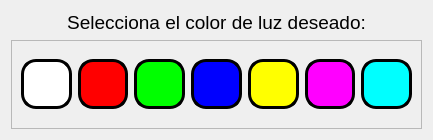
This is GUI/CUERPO/DISENO/SISTEMA_CONTROL/configLed_dise.ui in ronihdzz/IoT_domotica as Qt 5 draws it before an edit. The edited form follows.
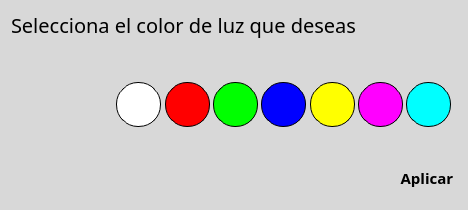
This is the edited form. Icons and pictures are not drawn.

Commit message: En esta modificacion empece a comentar algunas partes de mi codigo y al mismo tiempo aproveche para cambiar el diseño de mi programa a un mas inovador, dicho cambio requirio modificar varias secciones del programa por ejemplo todas las widgets del 'SISTEMA DE CONTROL' las modifique asi como remplace muchas imagenes, todo con la finalidad de mejorar el diseño de mi proyecto

What changed in the file:
```diff
--- a/GUI/CUERPO/DISENO/SISTEMA_CONTROL/configLed_dise.ui
+++ b/GUI/CUERPO/DISENO/SISTEMA_CONTROL/configLed_dise.ui
@@ -9,8 +9,8 @@
    <rect>
     <x>0</x>
     <y>0</y>
-    <width>433</width>
-    <height>140</height>
+    <width>468</width>
+    <height>210</height>
    </rect>
   </property>
   <property name="mouseTracking">
@@ -32,6 +32,9 @@
   <property name="autoFillBackground">
    <bool>false</bool>
   </property>
+  <property name="styleSheet">
+   <string notr="true">background-color: #d8d8d8;</string>
+  </property>
   <property name="windowFilePath">
    <string/>
   </property>
@@ -44,60 +47,154 @@
   <property name="modal">
    <bool>true</bool>
   </property>
-  <layout class="QVBoxLayout" name="verticalLayout">
+  <layout class="QVBoxLayout" name="verticalLayout_3">
    <item>
     <widget class="QLabel" name="label">
      <property name="font">
       <font>
-       <pointsize>14</pointsize>
+       <family>TamilSangamMN</family>
+       <pointsize>-1</pointsize>
       </font>
      </property>
      <property name="layoutDirection">
       <enum>Qt::LeftToRight</enum>
      </property>
+     <property name="styleSheet">
+      <string notr="true">  font-family: TamilSangamMN;
+  font-size: 20px;</string>
+     </property>
      <property name="text">
-      <string>Selecciona el color de luz deseado:</string>
+      <string>Selecciona el color de luz que deseas</string>
      </property>
      <property name="alignment">
-      <set>Qt::AlignCenter</set>
+      <set>Qt::AlignBottom|Qt::AlignLeading|Qt::AlignLeft</set>
      </property>
     </widget>
    </item>
    <item>
-    <widget class="QScrollArea" name="scrollArea">
-     <property name="frameShape">
-      <enum>QFrame::StyledPanel</enum>
+    <widget class="QLabel" name="label_6">
+     <property name="minimumSize">
+      <size>
+       <width>0</width>
+       <height>10</height>
+      </size>
      </property>
-     <property name="frameShadow">
-      <enum>QFrame::Raised</enum>
+     <property name="maximumSize">
+      <size>
+       <width>16777215</width>
+       <height>20</height>
+      </size>
      </property>
-     <property name="widgetResizable">
-      <bool>true</bool>
+     <property name="text">
+      <string/>
      </property>
-     <widget class="QWidget" name="scrollAreaWidgetContents">
-      <property name="geometry">
-       <rect>
-        <x>0</x>
-        <y>0</y>
-        <width>413</width>
-        <height>91</height>
-       </rect>
-      </property>
-      <layout class="QHBoxLayout" name="horizontalLayout_2">
+    </widget>
+   </item>
        <item>
         <layout class="QHBoxLayout" name="horizontalLayout">
          <item>
+      <widget class="QLabel" name="bel_colorFoco">
+       <property name="minimumSize">
+        <size>
+         <width>90</width>
+         <height>60</height>
+        </size>
+       </property>
+       <property name="maximumSize">
+        <size>
+         <width>160</width>
+         <height>120</height>
+        </size>
+       </property>
+       <property name="baseSize">
+        <size>
+         <width>60</width>
+         <height>50</height>
+        </size>
+       </property>
+       <property name="styleSheet">
+        <string notr="true">border-image: url(:/SISTEMA_CONTROL/IMAGENES/SISTEMA_CONTROL/foco1_blanco.png);</string>
+       </property>
+       <property name="text">
+        <string/>
+       </property>
+      </widget>
+     </item>
+     <item>
+      <layout class="QVBoxLayout" name="verticalLayout">
+       <item>
+        <widget class="QLabel" name="label_3">
+         <property name="minimumSize">
+          <size>
+           <width>0</width>
+           <height>5</height>
+          </size>
+         </property>
+         <property name="maximumSize">
+          <size>
+           <width>16777215</width>
+           <height>20</height>
+          </size>
+         </property>
+         <property name="sizeIncrement">
+          <size>
+           <width>0</width>
+           <height>0</height>
+          </size>
+         </property>
+         <property name="baseSize">
+          <size>
+           <width>0</width>
+           <height>5</height>
+          </size>
+         </property>
+         <property name="text">
+          <string/>
+         </property>
+        </widget>
+       </item>
+       <item>
+        <widget class="QWidget" name="widget" native="true">
+         <property name="minimumSize">
+          <size>
+           <width>350</width>
+           <height>55</height>
+          </size>
+         </property>
+         <property name="maximumSize">
+          <size>
+           <width>720</width>
+           <height>120</height>
+          </size>
+         </property>
+         <layout class="QHBoxLayout" name="horizontalLayout_2">
+          <item>
           <widget class="QPushButton" name="btn_0">
            <property name="minimumSize">
             <size>
+              <width>45</width>
+              <height>45</height>
+             </size>
+            </property>
+            <property name="maximumSize">
+             <size>
+              <width>200</width>
+              <height>200</height>
+             </size>
+            </property>
+            <property name="baseSize">
+             <size>
              <width>50</width>
              <height>50</height>
             </size>
            </property>
            <property name="styleSheet">
-            <string notr="true">border :3px solid black;
-border-radius: 15px;
-background-color: rgb(255,255,255);</string>
+             <string notr="true">border :1px solid black;
+border-radius: 22%;
+background-color: rgb(255,255,255);
+
+  
+  </string>
            </property>
            <property name="text">
             <string/>
@@ -108,13 +205,25 @@
           <widget class="QPushButton" name="btn_1">
            <property name="minimumSize">
             <size>
+              <width>45</width>
+              <height>45</height>
+             </size>
+            </property>
+            <property name="maximumSize">
+             <size>
+              <width>200</width>
+              <height>200</height>
+             </size>
+            </property>
+            <property name="baseSize">
+             <size>
              <width>50</width>
              <height>50</height>
             </size>
            </property>
            <property name="styleSheet">
-            <string notr="true">border :3px solid black;
-border-radius: 15px;
+             <string notr="true">border :1px solid black;
+border-radius: 22%;
 background-color: rgb(255, 0, 0);</string>
            </property>
            <property name="text">
@@ -126,13 +235,25 @@
           <widget class="QPushButton" name="btn_2">
            <property name="minimumSize">
             <size>
+              <width>45</width>
+              <height>45</height>
+             </size>
+            </property>
+            <property name="maximumSize">
+             <size>
+              <width>200</width>
+              <height>200</height>
+             </size>
+            </property>
+            <property name="baseSize">
+             <size>
              <width>50</width>
              <height>50</height>
             </size>
            </property>
            <property name="styleSheet">
-            <string notr="true">border :3px solid black;
-border-radius: 15px;
+             <string notr="true">border :1px solid black;
+border-radius: 22%;
 background-color: rgb(0,255, 0);</string>
            </property>
            <property name="text">
@@ -144,13 +265,25 @@
           <widget class="QPushButton" name="btn_3">
            <property name="minimumSize">
             <size>
+              <width>45</width>
+              <height>45</height>
+             </size>
+            </property>
+            <property name="maximumSize">
+             <size>
+              <width>200</width>
+              <height>200</height>
+             </size>
+            </property>
+            <property name="baseSize">
+             <size>
              <width>50</width>
              <height>50</height>
             </size>
            </property>
            <property name="styleSheet">
-            <string notr="true">border :3px solid black;
-border-radius: 15px;
+             <string notr="true">border :1px solid black;
+border-radius: 22%;
 background-color: rgb(0,0,255);</string>
            </property>
            <property name="text">
@@ -162,13 +295,25 @@
           <widget class="QPushButton" name="btn_4">
            <property name="minimumSize">
             <size>
+              <width>45</width>
+              <height>45</height>
+             </size>
+            </property>
+            <property name="maximumSize">
+             <size>
+              <width>200</width>
+              <height>200</height>
+             </size>
+            </property>
+            <property name="baseSize">
+             <size>
              <width>50</width>
              <height>50</height>
             </size>
            </property>
            <property name="styleSheet">
-            <string notr="true">border :3px solid black;
-border-radius: 15px;
+             <string notr="true">border :1px solid black;
+border-radius: 22%;
 background-color: rgb(255,255, 0);</string>
            </property>
            <property name="text">
@@ -180,13 +325,25 @@
           <widget class="QPushButton" name="btn_5">
            <property name="minimumSize">
             <size>
+              <width>45</width>
+              <height>45</height>
+             </size>
+            </property>
+            <property name="maximumSize">
+             <size>
+              <width>200</width>
+              <height>200</height>
+             </size>
+            </property>
+            <property name="baseSize">
+             <size>
              <width>50</width>
              <height>50</height>
             </size>
            </property>
            <property name="styleSheet">
-            <string notr="true">border :3px solid black;
-border-radius: 15px;
+             <string notr="true">border :1px solid black;
+border-radius: 22%;
 background-color: rgb(255, 0, 255);</string>
            </property>
            <property name="text">
@@ -198,13 +355,25 @@
           <widget class="QPushButton" name="btn_6">
            <property name="minimumSize">
             <size>
+              <width>45</width>
+              <height>45</height>
+             </size>
+            </property>
+            <property name="maximumSize">
+             <size>
+              <width>200</width>
+              <height>200</height>
+             </size>
+            </property>
+            <property name="baseSize">
+             <size>
              <width>50</width>
              <height>50</height>
             </size>
            </property>
            <property name="styleSheet">
-            <string notr="true">border :3px solid black;
-border-radius: 15px;
+             <string notr="true">border :1px solid black;
+border-radius: 22%;
 background-color: rgb(0,255,255);</string>
            </property>
            <property name="text">
@@ -213,10 +382,149 @@
           </widget>
          </item>
         </layout>
+        </widget>
        </item>
+       <item>
+        <widget class="QLabel" name="label_4">
+         <property name="minimumSize">
+          <size>
+           <width>0</width>
+           <height>5</height>
+          </size>
+         </property>
+         <property name="maximumSize">
+          <size>
+           <width>16777215</width>
+           <height>20</height>
+          </size>
+         </property>
+         <property name="sizeIncrement">
+          <size>
+           <width>0</width>
+           <height>0</height>
+          </size>
+         </property>
+         <property name="baseSize">
+          <size>
+           <width>0</width>
+           <height>5</height>
+          </size>
+         </property>
+         <property name="text">
+          <string/>
+         </property>
+        </widget>
+       </item>
       </layout>
-     </widget>
-    </widget>
+     </item>
+    </layout>
+   </item>
+   <item>
+    <widget class="QLabel" name="label_5">
+     <property name="minimumSize">
+      <size>
+       <width>0</width>
+       <height>5</height>
+      </size>
+     </property>
+     <property name="text">
+      <string/>
+     </property>
+    </widget>
+   </item>
+   <item>
+    <layout class="QHBoxLayout" name="horizontalLayout_3">
+     <item>
+      <layout class="QVBoxLayout" name="verticalLayout_2">
+       <item>
+        <widget class="QLabel" name="label_8">
+         <property name="minimumSize">
+          <size>
+           <width>0</width>
+           <height>5</height>
+          </size>
+         </property>
+         <property name="maximumSize">
+          <size>
+           <width>16777215</width>
+           <height>10</height>
+          </size>
+         </property>
+         <property name="text">
+          <string/>
+         </property>
+        </widget>
+       </item>
+       <item>
+        <layout class="QHBoxLayout" name="horizontalLayout_5">
+         <item>
+          <spacer name="horizontalSpacer">
+           <property name="orientation">
+            <enum>Qt::Horizontal</enum>
+           </property>
+           <property name="sizeHint" stdset="0">
+            <size>
+             <width>40</width>
+             <height>20</height>
+            </size>
+           </property>
+          </spacer>
+         </item>
+         <item>
+          <widget class="QLabel" name="bel_aplicarColor">
+           <property name="minimumSize">
+            <size>
+             <width>0</width>
+             <height>20</height>
+            </size>
+           </property>
+           <property name="maximumSize">
+            <size>
+             <width>70</width>
+             <height>20</height>
+            </size>
+           </property>
+           <property name="styleSheet">
+            <string notr="true">  opacity: 0.99;
+  font-family: TamilSangamMN;
+  font-size: 15px;
+  font-weight: bold;
+  font-stretch: normal;
+  color: #000000;
+  margin-rigth:20px</string>
+           </property>
+           <property name="text">
+            <string>Aplicar </string>
+           </property>
+           <property name="alignment">
+            <set>Qt::AlignRight|Qt::AlignTrailing|Qt::AlignVCenter</set>
+           </property>
+          </widget>
+         </item>
+        </layout>
+       </item>
+       <item>
+        <widget class="QLabel" name="label_9">
+         <property name="minimumSize">
+          <size>
+           <width>5</width>
+           <height>5</height>
+          </size>
+         </property>
+         <property name="maximumSize">
+          <size>
+           <width>16777215</width>
+           <height>10</height>
+          </size>
+         </property>
+         <property name="text">
+          <string/>
+         </property>
+        </widget>
+       </item>
+      </layout>
+     </item>
+    </layout>
    </item>
   </layout>
  </widget>
```
Left out of the diff: 2 changed lines with no effect on the pictures. Lines whose indentation alone changed are shown as unchanged. The commit also changes 86 other files.
